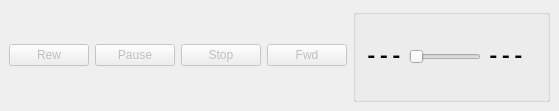
Qt form src/playerwidget.ui (gyunaev/karlyriceditor) before a commit.
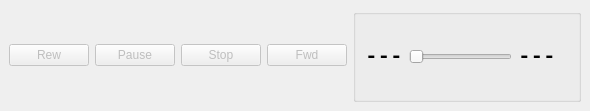
The same form after that commit. Icons and pictures are not drawn. Custom widgets are drawn as their Qt base class.

Patch:
```diff
--- a/src/playerwidget.ui
+++ b/src/playerwidget.ui
@@ -6,7 +6,7 @@
    <rect>
     <x>0</x>
     <y>0</y>
-    <width>559</width>
+    <width>590</width>
     <height>111</height>
    </rect>
   </property>
```
Left out of the diff: 3 changed lines with no effect on the pictures.
